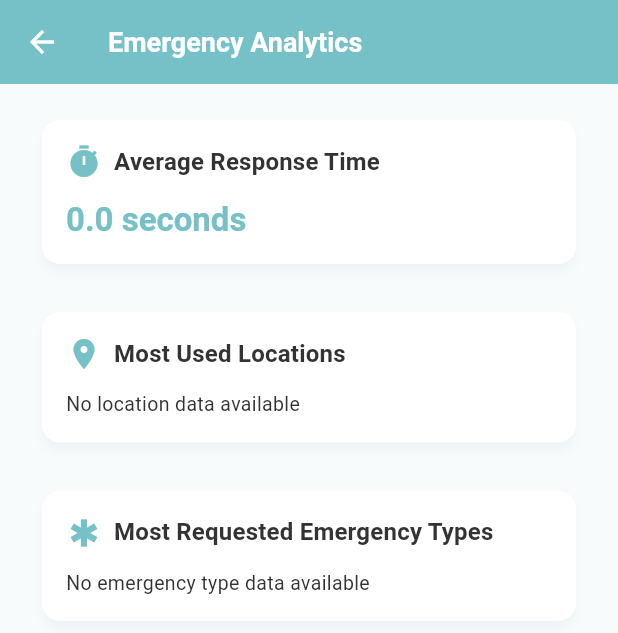
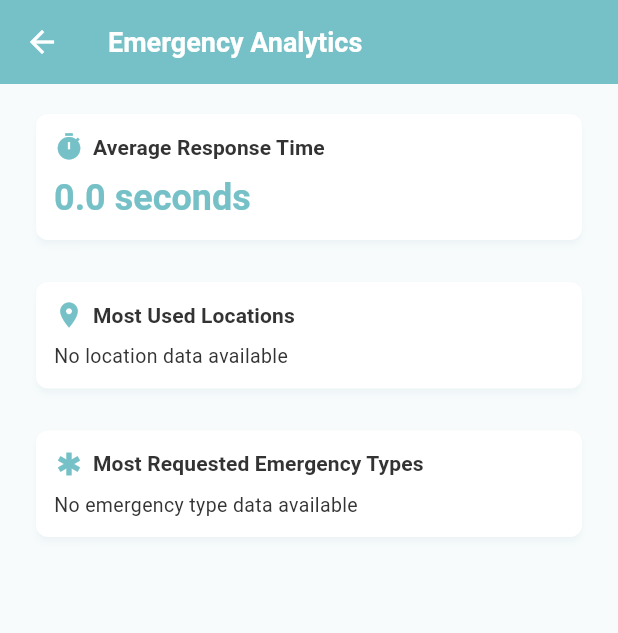
Before and after one commit to DevGargolas25/Flutter, a Flutter app: the screen it shows after launch, scrolled down 45 dp, after a tap on the "bar chart" icon, on a phone screen of 412 x 824 dp. Shown: the top 633 px of the screen. Run offline on Flutter 3.47's test engine with Material 3 defaults, Android fonts, the phone set to English and light mode, and no system bars; our stand-ins replace connectivity_plus, firebase_analytics, firebase_core, firebase_database, flutter_map, flutter_markdown and 5 more; missing offline and left inert: ambient_light, auth0_flutter; accounts and stored records are empty.

Commit message:
tamanio analytivs

```diff
--- a/studentbrigade/lib/View/emergency_analytics.dart
+++ b/studentbrigade/lib/View/emergency_analytics.dart
@@ -91,7 +91,7 @@ class _EmergencyAnalyticsPageState extends State<EmergencyAnalyticsPage> {
           : RefreshIndicator(
               onRefresh: _loadAnalytics,
               child: SingleChildScrollView(
-                padding: const EdgeInsets.all(16),
+                padding: const EdgeInsets.all(12),
                 child: Column(
                   crossAxisAlignment: CrossAxisAlignment.start,
                   children: [
@@ -101,7 +101,7 @@ class _EmergencyAnalyticsPageState extends State<EmergencyAnalyticsPage> {
                       icon: Icons.timer,
                       content: Text(
                         '${_avgResponseTime.toStringAsFixed(1)} seconds',
-                        style: tt.headlineMedium?.copyWith(
+                        style: tt.headlineSmall?.copyWith(
                           color: cs.primary,
                           fontWeight: FontWeight.bold,
                         ),
@@ -109,7 +109,7 @@ class _EmergencyAnalyticsPageState extends State<EmergencyAnalyticsPage> {
                       theme: theme,
                     ),
 
-                    const SizedBox(height: 16),
+                    const SizedBox(height: 12),
 
                     // Ubicaciones más usadas
                     _buildStatsCard(
@@ -119,7 +119,7 @@ class _EmergencyAnalyticsPageState extends State<EmergencyAnalyticsPage> {
                       theme: theme,
                     ),
 
-                    const SizedBox(height: 16),
+                    const SizedBox(height: 12),
 
                     // Tipos de emergencia más solicitados
                     _buildStatsCard(
@@ -145,27 +145,29 @@ class _EmergencyAnalyticsPageState extends State<EmergencyAnalyticsPage> {
     final tt = theme.textTheme;
 
     return Card(
-      elevation: 3,
-      shape: RoundedRectangleBorder(borderRadius: BorderRadius.circular(12)),
+      elevation: 2,
+      shape: RoundedRectangleBorder(borderRadius: BorderRadius.circular(8)),
       child: Padding(
-        padding: const EdgeInsets.all(16),
+        padding: const EdgeInsets.all(12),
         child: Column(
           crossAxisAlignment: CrossAxisAlignment.start,
           children: [
             Row(
               children: [
-                Icon(icon, color: cs.primary, size: 24),
-                const SizedBox(width: 8),
-                Text(
-                  title,
-                  style: tt.titleMedium?.copyWith(
-                    fontWeight: FontWeight.bold,
-                    color: cs.onSurface,
+                Icon(icon, color: cs.primary, size: 20),
+                const SizedBox(width: 6),
+                Expanded(
+                  child: Text(
+                    title,
+                    style: tt.titleSmall?.copyWith(
+                      fontWeight: FontWeight.bold,
+                      color: cs.onSurface,
+                    ),
                   ),
                 ),
               ],
             ),
-            const SizedBox(height: 12),
+            const SizedBox(height: 8),
             content,
           ],
         ),
@@ -184,25 +186,25 @@ class _EmergencyAnalyticsPageState extends State<EmergencyAnalyticsPage> {
     return Column(
       children: sortedLocations.take(5).map((entry) {
         return Padding(
-          padding: const EdgeInsets.symmetric(vertical: 4),
+          padding: const EdgeInsets.symmetric(vertical: 3),
           child: Row(
             mainAxisAlignment: MainAxisAlignment.spaceBetween,
             children: [
               Expanded(
                 child: Text(
                   entry.key,
-                  style: Theme.of(context).textTheme.bodyMedium,
+                  style: Theme.of(context).textTheme.bodySmall,
                 ),
               ),
               Container(
-                padding: const EdgeInsets.symmetric(horizontal: 8, vertical: 4),
+                padding: const EdgeInsets.symmetric(horizontal: 6, vertical: 2),
                 decoration: BoxDecoration(
                   color: Theme.of(context).colorScheme.primaryContainer,
-                  borderRadius: BorderRadius.circular(8),
+                  borderRadius: BorderRadius.circular(6),
                 ),
                 child: Text(
                   '${entry.value}',
-                  style: Theme.of(context).textTheme.labelMedium?.copyWith(
+                  style: Theme.of(context).textTheme.labelSmall?.copyWith(
                     color: Theme.of(context).colorScheme.onPrimaryContainer,
                     fontWeight: FontWeight.bold,
                   ),
@@ -226,7 +228,7 @@ class _EmergencyAnalyticsPageState extends State<EmergencyAnalyticsPage> {
     return Column(
       children: sortedTypes.map((entry) {
         return Padding(
-          padding: const EdgeInsets.symmetric(vertical: 4),
+          padding: const EdgeInsets.symmetric(vertical: 3),
           child: Row(
             mainAxisAlignment: MainAxisAlignment.spaceBetween,
             children: [
@@ -234,23 +236,23 @@ class _EmergencyAnalyticsPageState extends State<EmergencyAnalyticsPage> {
                 child: Row(
                   children: [
                     _getEmergencyIcon(entry.key),
-                    const SizedBox(width: 8),
+                    const SizedBox(width: 6),
                     Text(
                       entry.key,
-                      style: Theme.of(context).textTheme.bodyMedium,
+                      style: Theme.of(context).textTheme.bodySmall,
                     ),
                   ],
                 ),
               ),
               Container(
-                padding: const EdgeInsets.symmetric(horizontal: 8, vertical: 4),
+                padding: const EdgeInsets.symmetric(horizontal: 6, vertical: 2),
                 decoration: BoxDecoration(
                   color: Theme.of(context).colorScheme.secondaryContainer,
-                  borderRadius: BorderRadius.circular(8),
+                  borderRadius: BorderRadius.circular(6),
                 ),
                 child: Text(
                   '${entry.value}',
-                  style: Theme.of(context).textTheme.labelMedium?.copyWith(
+                  style: Theme.of(context).textTheme.labelSmall?.copyWith(
                     color: Theme.of(context).colorScheme.onSecondaryContainer,
                     fontWeight: FontWeight.bold,
                   ),
@@ -284,6 +286,6 @@ class _EmergencyAnalyticsPageState extends State<EmergencyAnalyticsPage> {
         iconData = Icons.emergency;
     }
 
-    return Icon(iconData, color: color, size: 20);
+    return Icon(iconData, color: color, size: 16);
   }
 }
```
